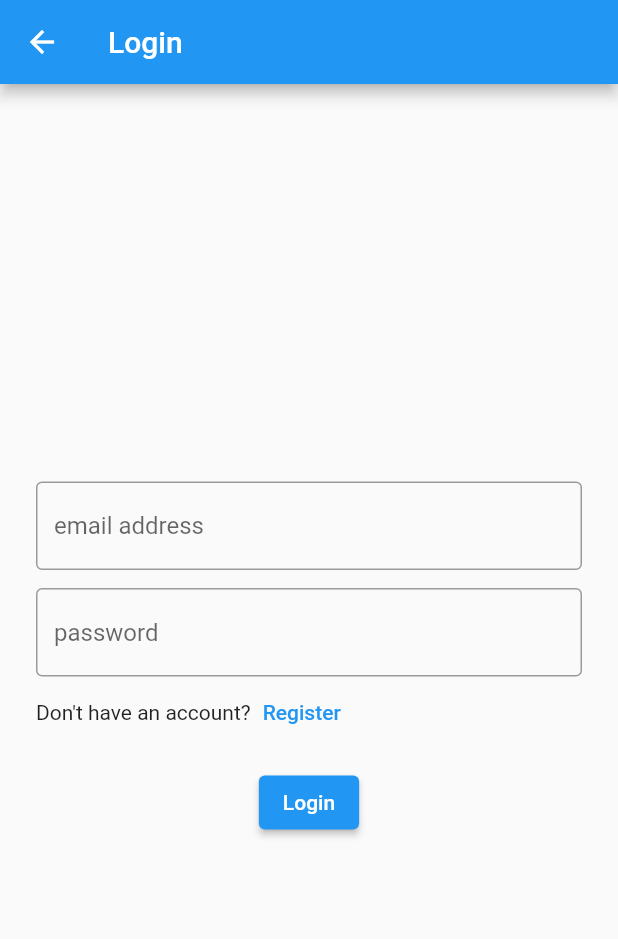
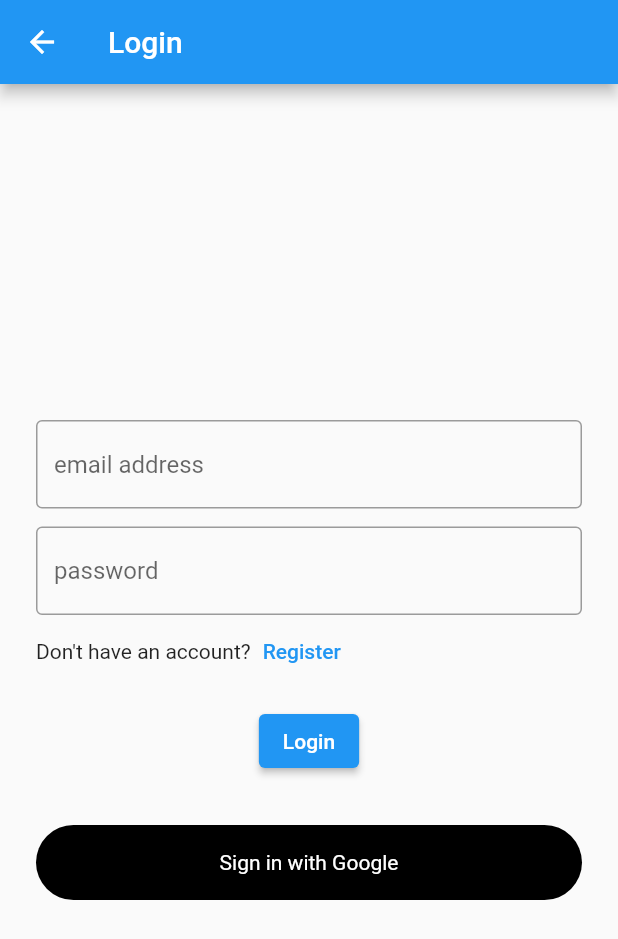
Before and after one commit to mohamdelbehairy/supabase_flutter, a Flutter app: the HomeView screen opened directly, after a tap on the "logout" icon, after a tap on "Login", on a phone screen of 412 x 824 dp. Shown: the top 939 px of the screen. Run offline on Flutter 3.47's test engine with Material 3 defaults, Android fonts, the phone set to English and light mode, and no system bars; our stand-ins replace email_validator, flutter_bloc, google_sign_in, shared_preferences, supabase_flutter; accounts and stored records are empty; network calls fail.

Commit message:
use google to auth by supabase done

```diff
--- a/lib/features/auth/data/repo/auth_repo.dart
+++ b/lib/features/auth/data/repo/auth_repo.dart
@@ -5,4 +5,5 @@ abstract class AuthRepo {
   Future<AuthResponse> login(String email, String password);
   Future<void> logout();
   Future<void> resetPassword(String email);
+  Future<AuthResponse?> signInWithGoogle();
 }
--- a/lib/features/auth/data/repo/auth_repo_impl.dart
+++ b/lib/features/auth/data/repo/auth_repo_impl.dart
@@ -1,4 +1,6 @@
+import 'package:google_sign_in/google_sign_in.dart';
 import 'package:supabase_flutter/supabase_flutter.dart';
+import 'package:supabase_flutter_app/core/utils/secret_key.dart';
 
 import 'auth_repo.dart';
 
@@ -18,11 +20,37 @@ class AuthRepoImpl extends AuthRepo {
 
   @override
   Future<void> logout() async {
-    await _client.auth.signOut();
+    if (Supabase.instance.client.auth.currentUser!.appMetadata['provider'] ==
+        "google") {
+      await GoogleSignIn().signOut();
+    } else {
+      await _client.auth.signOut();
+    }
   }
 
   @override
   Future<void> resetPassword(String email) async {
     await _client.auth.resetPasswordForEmail(email);
   }
+
+  @override
+  Future<AuthResponse?> signInWithGoogle() async {
+    final GoogleSignIn googleSignIn = GoogleSignIn(
+        clientId: SecretKey.iosClientID,
+        serverClientId: SecretKey.webClientID);
+
+    GoogleSignInAccount? googleUser = await googleSignIn.signIn();
+
+    if (googleUser != null) {
+      final googleAuth = await googleUser.authentication;
+
+      if (googleAuth.accessToken != null) {
+        return await _client.auth.signInWithIdToken(
+            provider: OAuthProvider.google,
+            idToken: googleAuth.idToken!,
+            accessToken: googleAuth.accessToken!);
+      }
+    }
+    return null;
+  }
 }
--- a/lib/features/auth/presentation/manager/auth/auth_bloc.dart
+++ b/lib/features/auth/presentation/manager/auth/auth_bloc.dart
@@ -61,6 +61,20 @@ class AuthBloc extends Bloc<AuthEvents, AuthStates> {
             .resetPassword(Supabase.instance.client.auth.currentUser!.email!);
         emit(ResetPasswordSuccess());
       }
+
+      if (event is GoogleEvent) {
+        emit(GoogleLoading());
+        try {
+          final response = await _authRepo.signInWithGoogle();
+          if (response!.user != null) {
+            await _prefService.setString();
+            emit(GoogleSuccess());
+          }
+        } catch (e) {
+          emit(AuthFailure(errorMessage: e.toString()));
+          log("error from googel auth: $e");
+        }
+      }
     });
   }
 
--- a/lib/features/auth/presentation/manager/auth/auth_events.dart
+++ b/lib/features/auth/presentation/manager/auth/auth_events.dart
@@ -13,3 +13,5 @@ final class LoginEvent extends AuthEvents {
 final class LogoutEvent extends AuthEvents {}
 
 final class ResetPasswordEvent extends AuthEvents {}
+
+final class GoogleEvent extends AuthEvents {}
--- a/lib/features/auth/presentation/manager/auth/auth_state.dart
+++ b/lib/features/auth/presentation/manager/auth/auth_state.dart
@@ -12,6 +12,11 @@ final class LogoutSuccess extends AuthStates {}
 
 final class ResetPasswordSuccess extends AuthStates {}
 
+final class GoogleLoading extends AuthStates {}
+
+
+final class GoogleSuccess extends AuthStates {}
+
 final class AuthFailure extends AuthStates {
   final String errorMessage;
 
--- a/lib/features/auth/presentation/views/register_view.dart
+++ b/lib/features/auth/presentation/views/register_view.dart
@@ -9,7 +9,7 @@ class RegisterView extends StatelessWidget {
   @override
   Widget build(BuildContext context) {
     return Scaffold(
-      appBar: customAppBar(),
+      appBar: customAppBar(automaticallyImplyLeading: false),
       body: const RegisterViewBody(),
     );
   }
--- /dev/null
+++ b/lib/features/auth/presentation/views/widgets/login_using_google_widget.dart
@@ -0,0 +1,43 @@
+import 'package:flutter/material.dart';
+import 'package:flutter_bloc/flutter_bloc.dart';
+import 'package:supabase_flutter_app/features/auth/presentation/manager/auth/auth_bloc.dart';
+import 'package:supabase_flutter_app/features/auth/presentation/manager/auth/auth_state.dart';
+
+import '../../../../home/presentation/views/home_view.dart';
+import '../../manager/auth/auth_events.dart';
+
+class LoginUsingGoogleWidget extends StatelessWidget {
+  const LoginUsingGoogleWidget({super.key});
+
+  @override
+  Widget build(BuildContext context) {
+    return BlocConsumer<AuthBloc, AuthStates>(
+      listener: (context, state) {
+        if (state is GoogleSuccess) {
+          Navigator.of(context)
+              .push(MaterialPageRoute(builder: (context) => const HomeView()));
+        }
+      },
+      builder: (context, state) {
+        return GestureDetector(
+          onTap: () => context.read<AuthBloc>().add(GoogleEvent()),
+          child: Container(
+            height: 50,
+            width: double.infinity,
+            decoration: BoxDecoration(
+                color: Colors.black, borderRadius: BorderRadius.circular(32)),
+            child: Center(
+                child: state is GoogleLoading
+                    ? const SizedBox(
+                        height: 30,
+                        width: 30,
+                        child: CircularProgressIndicator(color: Colors.white),
+                      )
+                    : const Text("Sign in with Google",
+                        style: TextStyle(color: Colors.white))),
+          ),
+        );
+      },
+    );
+  }
+}
--- a/lib/features/auth/presentation/views/widgets/login_view_body.dart
+++ b/lib/features/auth/presentation/views/widgets/login_view_body.dart
@@ -9,6 +9,7 @@ import '../../manager/auth/auth_bloc.dart';
 import 'already_or_not_have_account_widget.dart';
 import 'custom_button.dart';
 import 'custom_text_field.dart';
+import 'login_using_google_widget.dart';
 
 class LoginViewBody extends StatefulWidget {
   const LoginViewBody({super.key});
@@ -91,9 +92,7 @@ class _LoginViewBodyState extends State<LoginViewBody> {
                     buttonName: "Register",
                     onPressed: () => Navigator.of(context).pop()),
                 const SizedBox(height: 12),
-                state is AuthLoading
-                    ? const CircularProgressIndicator()
-                    : CustomButton(
+                CustomButton(
                     name: "Login",
                     onPressed: () {
                       if (globalKey.currentState!.validate()) {
@@ -101,7 +100,9 @@ class _LoginViewBodyState extends State<LoginViewBody> {
                         context.read<AuthBloc>().add(LoginEvent(
                             email: email.text, password: password.text));
                       }
-                        })
+                    }),
+                const SizedBox(height: 32),
+                const LoginUsingGoogleWidget(),
               ],
             ),
           ),
--- a/lib/features/auth/presentation/views/widgets/register_view_body.dart
+++ b/lib/features/auth/presentation/views/widgets/register_view_body.dart
@@ -10,6 +10,7 @@ import '../login_view.dart';
 import 'already_or_not_have_account_widget.dart';
 import 'custom_button.dart';
 import 'custom_text_field.dart';
+import 'login_using_google_widget.dart';
 
 class RegisterViewBody extends StatefulWidget {
   const RegisterViewBody({super.key});
@@ -91,15 +92,15 @@ class _RegisterViewBodyState extends State<RegisterViewBody> {
                         MaterialPageRoute(
                             builder: (context) => const LoginView()))),
                 const SizedBox(height: 12),
-                state is AuthLoading
-                    ? const CircularProgressIndicator()
-                    : CustomButton(onPressed: () {
-                        if (globalKey.currentState!.validate()) {
-                          globalKey.currentState!.save();
-                          context.read<AuthBloc>().add(RegisterEvent(
-                              email: email.text, password: password.text));
-                        }
-                      })
+                CustomButton(onPressed: () {
+                  if (globalKey.currentState!.validate()) {
+                    globalKey.currentState!.save();
+                    context.read<AuthBloc>().add(RegisterEvent(
+                        email: email.text, password: password.text));
+                  }
+                }),
+                const SizedBox(height: 32),
+                const LoginUsingGoogleWidget(),
               ],
             ),
           ),
--- a/pubspec.yaml
+++ b/pubspec.yaml
@@ -33,6 +33,7 @@ dependencies:
   flutter:
     sdk: flutter
   flutter_bloc: ^8.1.6
+  google_sign_in: ^6.2.2
   shared_preferences: ^2.3.4
   supabase_flutter: ^2.8.2
 
```
Also changed, not shown: lib/main.dart (+4 -4 lines), pubspec.lock, 4 other files. Lines whose indentation alone changed are shown as unchanged.
